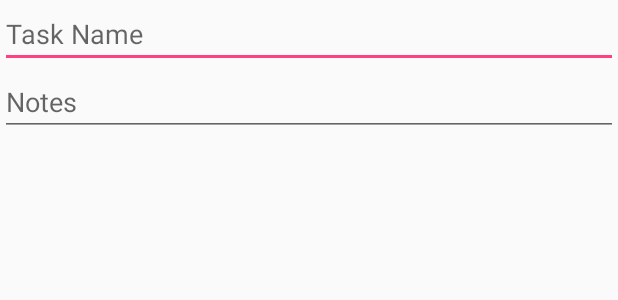
After one commit to CarlosVillamar/TabProject_1, an Android app: the layout edit_activity.xml on its own in the app's theme, with its tools: preview values and no code run, on a phone screen of 412 x 824 dp. The commit adds this screen. Shown: the top 300 px of the screen. Run offline under Robolectric (Android 15) with nearby library versions, the phone set to English and light mode, and no system bars.

Commit message:
added new class and layout for the edit activity

```diff
--- /dev/null
+++ b/app/src/main/res/layout/edit_activity.xml
@@ -0,0 +1,24 @@
+<?xml version="1.0" encoding="utf-8"?>
+<RelativeLayout
+    xmlns:android="http://schemas.android.com/apk/res/android" android:layout_width="match_parent"
+    android:layout_height="match_parent">
+
+    <EditText
+        android:id="@+id/nameAlterText"
+        android:layout_width="match_parent"
+        android:layout_height="wrap_content"
+        android:hint="Task Name">
+        <requestFocus />
+    </EditText>
+
+    <EditText
+        android:id="@+id/notesAlterText"
+        android:layout_width="match_parent"
+        android:layout_height="wrap_content"
+        android:layout_weight="1"
+        android:layout_below="@id/nameAlterText"
+        android:gravity="top"
+        android:hint="Notes"
+        android:inputType="textMultiLine" />
+
+</RelativeLayout>
```
Also changed, not shown: app/src/main/java/com/example/carlos/tabproject1/EditActivity.java (added, +114 -0 lines), app/src/main/java/com/example/carlos/tabproject1/tabAdapter.java (+41 -16 lines), app/src/main/res/layout/activity_add.xml (deleted, +0 -9 lines).
